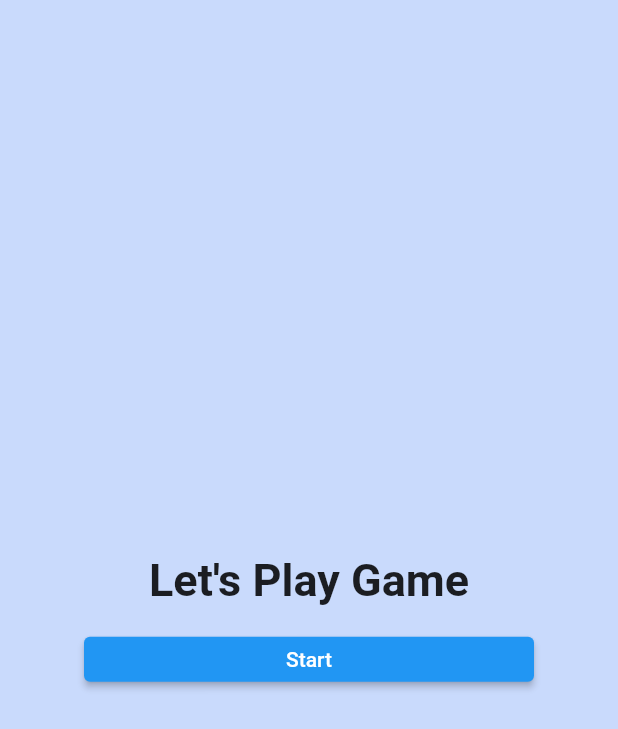
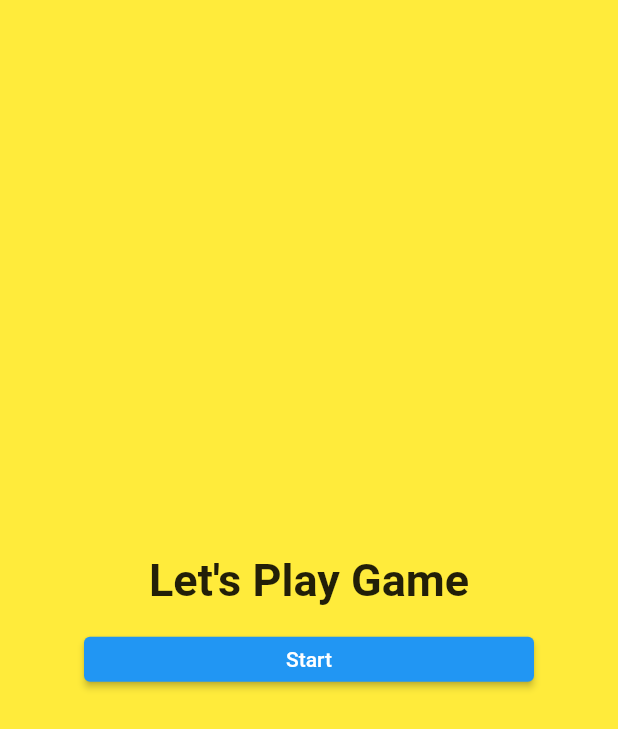
Before and after one commit to Elizura/Quiz-app-flutter, a Flutter app: the screen it shows after launch, on a phone screen of 412 x 824 dp. Shown: the top 729 px of the screen. Run offline on Flutter 3.47's test engine with Material 2 defaults, Android fonts, the phone set to English and light mode, and no system bars.

Commit message:
color of the front page changes

```diff
--- a/lib/constants.dart
+++ b/lib/constants.dart
@@ -14,5 +14,5 @@ const kPrimaryGradient = LinearGradient(
 );
 const double kDefaultPadding = 20.0;
 
-const kBackgroundColor = Color(0xFF2D334C);
+const kBackgroundColor = Colors.yellow;
 const kTextColor = Color(0xFF939BBD);
--- a/lib/main.dart
+++ b/lib/main.dart
@@ -1,4 +1,5 @@
 import 'package:flutter/material.dart';
+import 'package:practice/constants.dart';
 import 'package:practice/quizpage.dart';
 
 void main() {
@@ -54,7 +55,7 @@ class MyHomePage extends StatelessWidget {
           ),
         ),
       ),
-      backgroundColor: Color.fromARGB(69, 54, 120, 244),
+      backgroundColor: kBackgroundColor,
     );
   }
 }
```
